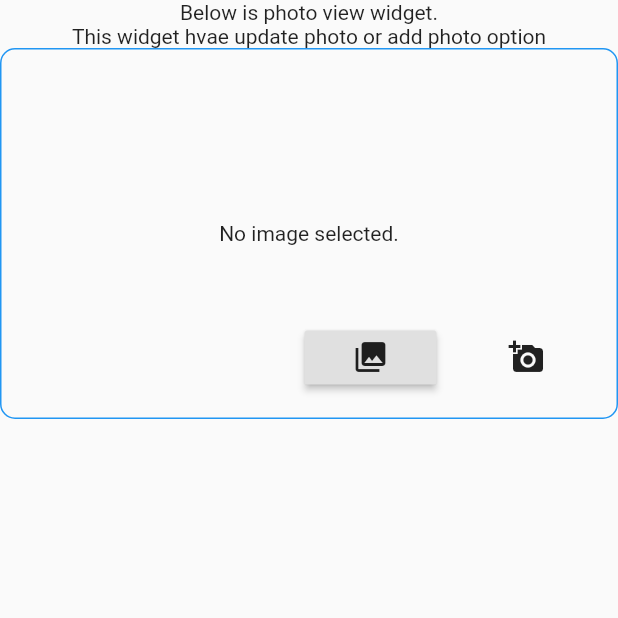
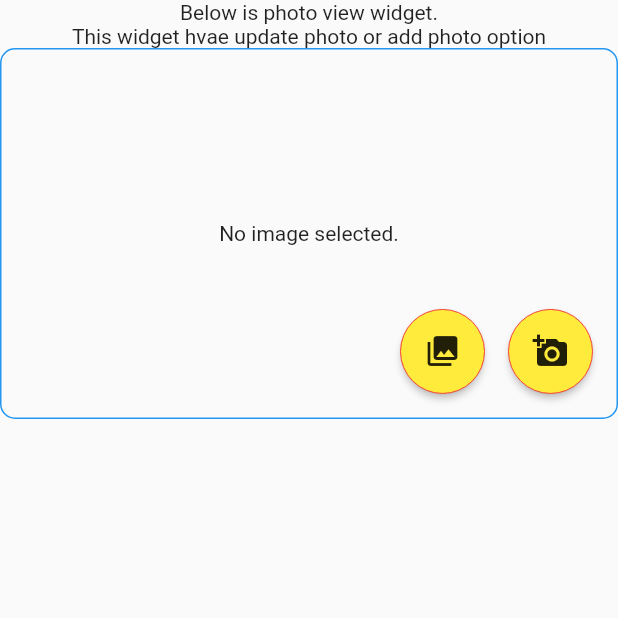
Before and after one commit to Hack20-Blue-Earth/trashtag, a Flutter app: the WasteGallery screen opened directly, after a tap on an icon or button, on a phone screen of 412 x 824 dp, the top half of it. Run offline on Flutter 3.47's test engine with Material 2 defaults, Android fonts, the phone set to English and light mode, and no system bars; our stand-ins replace image_picker; missing offline and left inert: flutter_fimber; network calls fail.

Commit message:
Fix for broken buttons on photo picker

```diff
--- a/lib/photo/photo_screen.dart
+++ b/lib/photo/photo_screen.dart
@@ -147,32 +147,64 @@ class _WastePhotoState extends State<WastePhoto> {
             child: Row(
               mainAxisAlignment: MainAxisAlignment.end,
               children: [
-                (!isLocalImage)
-                    ? SizedBox(
+                Visibility(
+                  visible: isLocalImage,
+                  child: Container(
+                    width: 56,
+                    height: 56,
+                    child: MaterialButton(
+                      shape: CircleBorder(
+                          side: BorderSide(
                               width: 0,
-                        height: 0,
-                      )
-                    : RaisedButton(
-                        onPressed: removeImage,
+                              color: Colors.red,
+                              style: BorderStyle.solid)),
+                      child: Center(
                         child: Icon(
                           Icons.delete_forever,
                           semanticLabel: "Remove Image",
                         ),
                       ),
+                      color: Colors.yellow,
+                      onPressed: getFromGallery,
+                    ),
+                  ),
+                ),
                 SizedBox(width: 16),
-                RaisedButton(
-                  onPressed: getFromGallery,
+                Container(
+                  width: 56,
+                  height: 56,
+                  child: MaterialButton(
+                    shape: CircleBorder(
+                        side: BorderSide(
+                            width: 0,
+                            color: Colors.red,
+                            style: BorderStyle.solid)),
+                    child: Center(
                       child: Icon(
                         Icons.photo_library,
                         semanticLabel: 'Pick Image',
                       ),
                     ),
+                    color: Colors.yellow,
+                    onPressed: getFromGallery,
+                  ),
+                ),
                 SizedBox(width: 16),
-                FlatButton(
-                  onPressed: getFromCamera,
+                Container(
+                  width: 56,
+                  height: 56,
+                  child: MaterialButton(
+                    shape: CircleBorder(
+                        side: BorderSide(
+                            width: 0,
+                            color: Colors.red,
+                            style: BorderStyle.solid)),
                     child: Icon(
                       Icons.add_a_photo,
                       semanticLabel: 'Snap photo',
+                    ),
+                    color: Colors.yellow,
+                    onPressed: getFromCamera,
                   ),
                 ),
               ],
```
Lines whose indentation alone changed are shown as unchanged.
